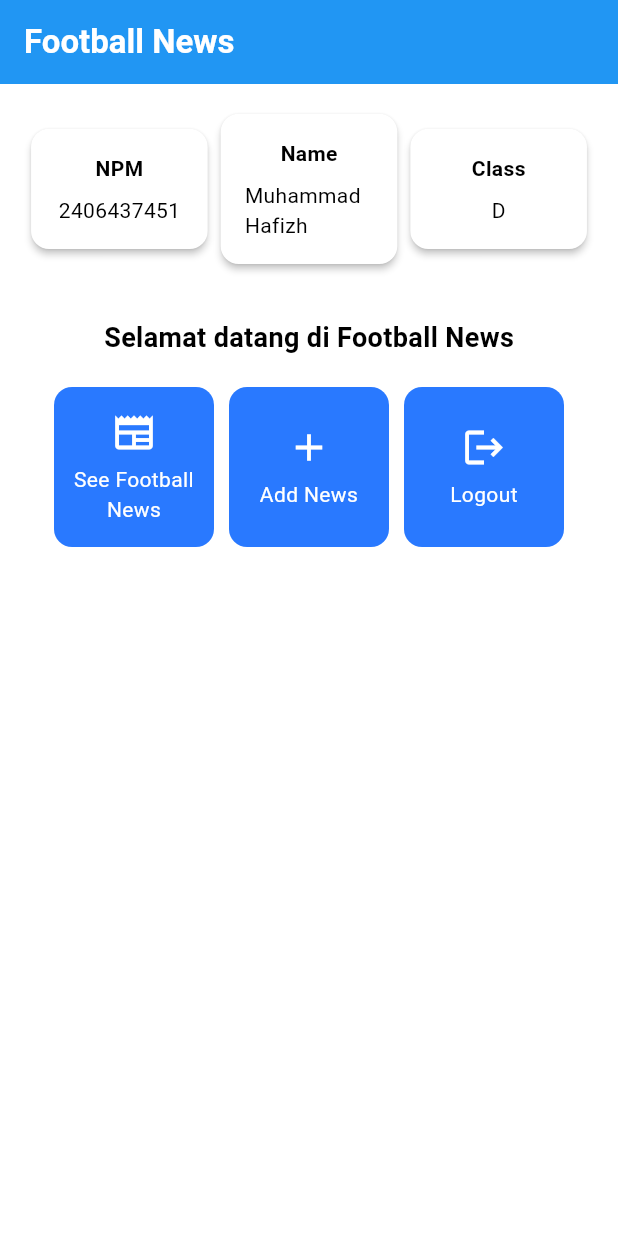
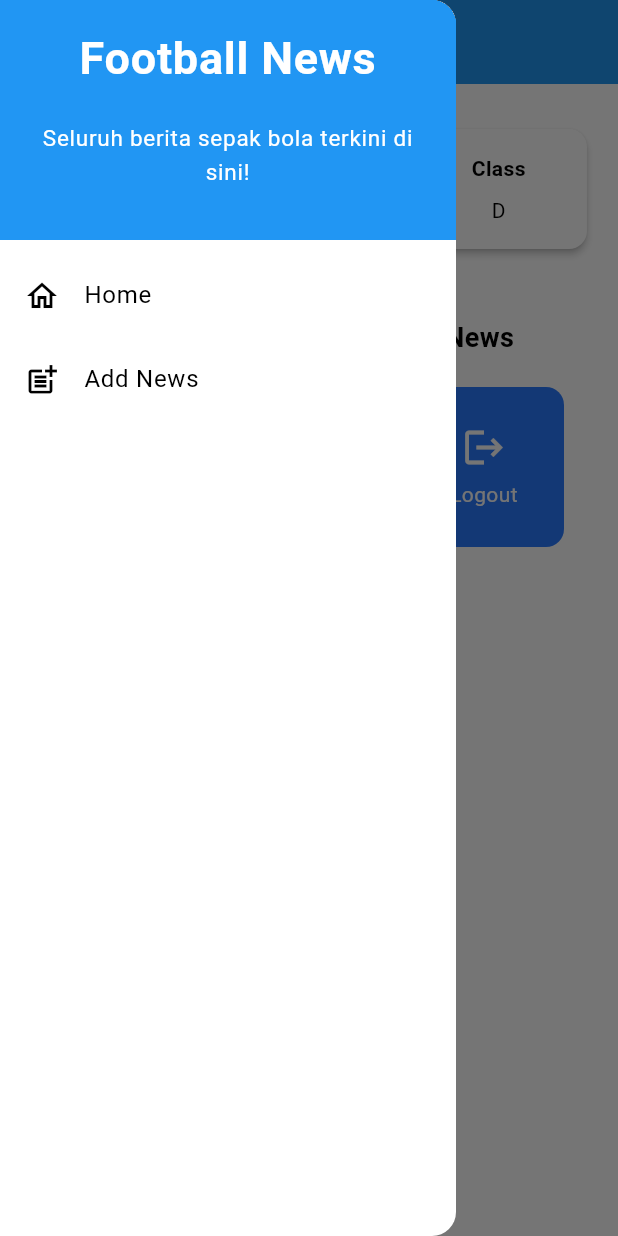
Before and after one commit to arabgoks/football-news-mobile, a Flutter app: the screen it shows after launch, with the side drawer open (before the commit the screen has no drawer), on a phone screen of 412 x 824 dp. Run offline on Flutter 3.47's test engine with Material 3 defaults, Android fonts, the phone set to English and light mode, and no system bars.

Commit message:
tutorial 7 selesai

```diff
--- a/lib/menu.dart
+++ b/lib/screens/menu.dart
@@ -1,4 +1,6 @@
 import 'package:flutter/material.dart';
+import 'package:football_news/widgets/left_drawer.dart';
+import 'package:football_news/widgets/news_card.dart';
 
 class MyHomePage extends StatelessWidget {
     MyHomePage({super.key});
@@ -30,6 +32,7 @@ class MyHomePage extends StatelessWidget {
         // Warna latar belakang AppBar diambil dari skema warna tema aplikasi.
         backgroundColor: Theme.of(context).colorScheme.primary,
       ),
+      drawer: LeftDrawer(),
       // Body halaman dengan padding di sekelilingnya.
       body: Padding(
         padding: const EdgeInsets.all(16.0),
@@ -132,56 +135,3 @@ class ItemHomepage {
 
   ItemHomepage(this.name, this.icon);
 }
-
-class ItemCard extends StatelessWidget {
-  // Menampilkan kartu dengan ikon dan nama.
-
-  final ItemHomepage item;
-
-  const ItemCard(this.item, {super.key});
-
-  @override
-  Widget build(BuildContext context) {
-    return Material(
-      // Menentukan warna latar belakang dari tema aplikasi.
-      color: Theme.of(context).colorScheme.secondary,
-      // Membuat sudut kartu melengkung.
-      borderRadius: BorderRadius.circular(12),
-
-      child: InkWell(
-        // Aksi ketika kartu ditekan.
-        onTap: () {
-          // Menampilkan pesan SnackBar saat kartu ditekan.
-          ScaffoldMessenger.of(context)
-            ..hideCurrentSnackBar()
-            ..showSnackBar(
-              SnackBar(content: Text("Kamu telah menekan tombol ${item.name}!"))
-            );
-        },
-        // Container untuk menyimpan Icon dan Text
-        child: Container(
-          padding: const EdgeInsets.all(8),
-          child: Center(
-            child: Column(
-              // Menyusun ikon dan teks di tengah kartu.
-              mainAxisAlignment: MainAxisAlignment.center,
-              children: [
-                Icon(
-                  item.icon,
-                  color: Colors.white,
-                  size: 30.0,
-                ),
-                const Padding(padding: EdgeInsets.all(3)),
-                Text(
-                  item.name,
-                  textAlign: TextAlign.center,
-                  style: const TextStyle(color: Colors.white),
-                ),
-              ],
-            ),
-          ),
-        ),
-      ),
-    );
-  }
-}
--- /dev/null
+++ b/lib/widgets/left_drawer.dart
@@ -0,0 +1,74 @@
+import 'package:flutter/material.dart';
+import 'package:football_news/screens/menu.dart';
+import 'package:football_news/screens/newslist_form.dart';
+
+class LeftDrawer extends StatelessWidget {
+  const LeftDrawer({super.key});
+
+  @override
+  Widget build(BuildContext context) {
+    return Drawer(
+      child: ListView(
+        children: [
+          const DrawerHeader(
+            // Bagian drawer header
+            decoration: BoxDecoration(
+              color: Colors.blue,
+            ),
+            child: Column(
+              children: [
+                Text(
+                  'Football News',
+                  textAlign: TextAlign.center,
+                  style: TextStyle(
+                    fontSize: 30,
+                    fontWeight: FontWeight.bold,
+                    color: Colors.white,
+                  ),
+                ),
+                Padding(padding: EdgeInsets.all(10)),
+                Text(
+                  "Seluruh berita sepak bola terkini di sini!",
+                  textAlign: TextAlign.center,
+                  style: TextStyle(
+                    fontSize: 15,
+                    color: Colors.white,
+                    fontWeight: FontWeight.normal,
+                  ),
+                ),
+              ],
+            ),
+          ),
+          // Bagian routing
+          ListTile(
+            leading: const Icon(Icons.home_outlined),
+            title: const Text('Home'),
+            // Bagian redirection ke MyHomePage
+            onTap: () {
+              Navigator.pushReplacement(
+                  context,
+                  MaterialPageRoute(
+                    builder: (context) => MyHomePage(),
+                  ));
+            },
+          ),
+          ListTile(
+            leading: const Icon(Icons.post_add),
+            title: const Text('Add News'),
+            // Bagian redirection ke NewsFormPage
+            onTap: () {
+              // Buatlah routing ke NewsFormPage
+              Navigator.pushReplacement(
+                context,
+                MaterialPageRoute(
+                  builder: (context) => NewsFormPage(),
+                  ));
+            },
+          ),
+          // TODO: Buat ListTile baru untuk ke halaman melihat news
+
+        ],
+      ),
+    );
+  }
+}
--- /dev/null
+++ b/lib/widgets/news_card.dart
@@ -0,0 +1,63 @@
+import 'package:flutter/material.dart';
+import 'package:football_news/screens/newslist_form.dart';
+import 'package:football_news/screens/menu.dart';
+
+class ItemCard extends StatelessWidget {
+  // Menampilkan kartu dengan ikon dan nama.
+  final ItemHomepage item;
+
+  const ItemCard(this.item, {super.key});
+
+  @override
+  Widget build(BuildContext context) {
+    return Material(
+      // Menentukan warna latar belakang dari tema aplikasi.
+      color: Theme.of(context).colorScheme.secondary,
+      // Membuat sudut kartu melengkung.
+      borderRadius: BorderRadius.circular(12),
+
+      child: InkWell(
+        // Aksi ketika kartu ditekan.
+        onTap: () {
+          // Menampilkan pesan SnackBar saat kartu ditekan.
+          ScaffoldMessenger.of(context)
+            ..hideCurrentSnackBar()
+            ..showSnackBar(
+              SnackBar(content: Text("Kamu telah menekan tombol ${item.name}!"))
+            );
+          // Navigate ke route yang sesuai (tergantung jenis tombol)
+          if (item.name == "Tambah Berita") {
+            // Gunakan Navigator.push untuk melakukan navigasi ke MaterialPageRoute yang mencakup NewsFormPage.
+            Navigator.push(
+              context,
+              MaterialPageRoute(builder: (context) => NewsFormPage()),
+            );
+          }
+        },
+        // Container untuk menyimpan Icon dan Text
+        child: Container(
+          padding: const EdgeInsets.all(8),
+          child: Center(
+            child: Column(
+              // Menyusun ikon dan teks di tengah kartu.
+              mainAxisAlignment: MainAxisAlignment.center,
+              children: [
+                Icon(
+                  item.icon,
+                  color: Colors.white,
+                  size: 30.0,
+                ),
+                const Padding(padding: EdgeInsets.all(3)),
+                Text(
+                  item.name,
+                  textAlign: TextAlign.center,
+                  style: const TextStyle(color: Colors.white),
+                ),
+              ],
+            ),
+          ),
+        ),
+      ),
+    );
+  }
+}
```
Also changed, not shown: lib/main.dart (+1 -17 lines), lib/screens/newslist_form.dart (added, +213 -0 lines).
